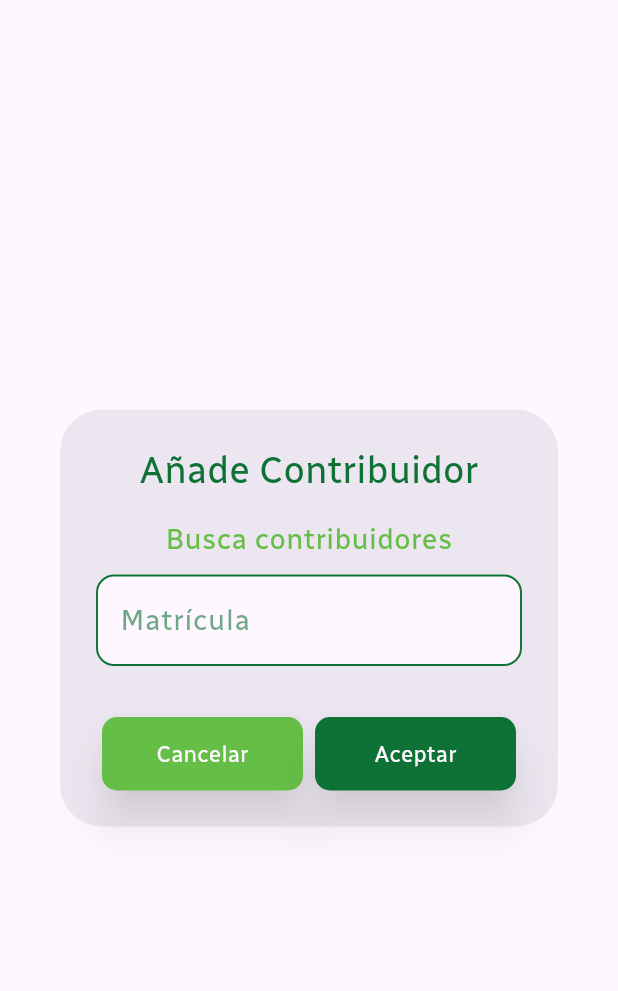
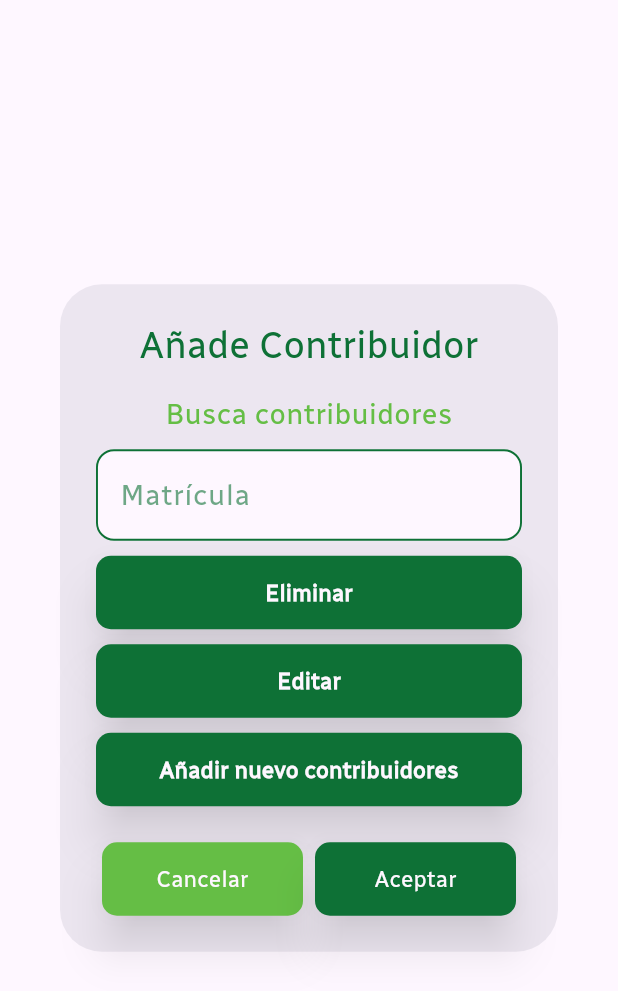
Before and after one commit to AntonioNoguera/project_atenea, a Flutter app: the AddContributorDialog widget shown alone on an empty page, opened directly, on a phone screen of 412 x 824 dp. Shown: the top 991 px of the screen. Run offline on Flutter 3.47's test engine with Material 3 defaults, Android fonts, the phone set to English and light mode, and no system bars; our stand-ins replace cloud_firestore, file_picker, firebase_core, flutter_colorpicker, flutter_svg, fluttertoast and 2 more; accounts and stored records are empty.

Commit message:
Feat [ Created new Button V2 Component ] -> New better angled button is created, pending on full deprecated previous version, and improve some of the background methods

```diff
--- a/lib/src/presentation/pages/home/content_management/academies/create/widget/add_contributor_dialog.dart
+++ b/lib/src/presentation/pages/home/content_management/academies/create/widget/add_contributor_dialog.dart
@@ -37,22 +37,44 @@ class AddContributorDialog extends StatelessWidget {
                   ),
                 ),
 
-                SizedBox(height: 10,),
+                const SizedBox(height: 10,),
 
                 const AteneaField(
                   placeHolder: 'Nuevo Nombre',
                   inputNameText: 'Matrícula',
                 ),
 
-                SizedBox(height: 10,),
-                /*
-                AteneaCheckboxButton(
-                  initialState: true,
-                  onChanged: (value) {
-                    print("Esta seleccionado: " + value.toString());
-                  },
+                const SizedBox(height: 10,),
+
+                Wrap(
+                  spacing: 10.0, // Espacio horizontal entre los elementos
+                  runSpacing: 10.0,
+                  children: [
+                    AteneaCheckboxButton(
+                      checkboxText: 'Eliminar',
+                      initialState: true,
+                      onChanged: (value) {
+                        print("Esta seleccionado: " + value.toString());
+                      },
+                    ),
+                    AteneaCheckboxButton(
+                      checkboxText: 'Editar',
+                      initialState: true,
+                      onChanged: (value) {
+                        print("Esta seleccionado: " + value.toString());
+                      },
+                    ),
+                    AteneaCheckboxButton(
+                      checkboxText: 'Añadir nuevo contribuidores',
+                      initialState: true,
+                      onChanged: (value) {
+                        print("Esta seleccionado: " + value.toString());
+                      },
+                    ),
+                  ],
                   )
-*/
+
+
               ],
             ),
           ),
--- a/lib/src/presentation/widgets/atenea_button_v2.dart
+++ b/lib/src/presentation/widgets/atenea_button_v2.dart
@@ -5,15 +5,95 @@ import 'package:flutter_svg/flutter_svg.dart';
 import 'package:proyect_atenea/src/presentation/values/app_theme.dart';
 import 'package:proyect_atenea/src/presentation/widgets/atenea_dialog.dart';
 
-class SvgButton {
+class SvgButtonStyle {
   final String svgPath;
   final double svgDimentions;
   final Color svgTint;
 
-  SvgButton({
+  SvgButtonStyle({
     required this.svgPath,
     required this.svgDimentions,
     required this.svgTint
     }
   );
 }
+
+class AteneaButtonV2 extends StatelessWidget {
+
+  final String? text;
+
+  final TextStyle textStyle;
+
+  final VoidCallback? onPressed;
+
+  final AteneaButtonStyles btnStyles;
+
+  final SvgButtonStyle? svgIcon;
+
+  final bool xpndText;
+
+  var padding = const EdgeInsets.symmetric(vertical: 14.0, horizontal: 24.0);
+
+  AteneaButtonV2({
+    super.key,
+    this.text,
+    this.onPressed,
+    this.textStyle = const TextStyle(
+      color: AppColors.primaryColor,
+      fontSize: FontSizes.h4,
+      fontWeight: FontWeights.semibold,
+    ),
+    this.btnStyles = const AteneaButtonStyles(
+      backgroundColor: AppColors.primaryColor,
+      textColor: AppColors.ateneaWhite,
+    ),
+    this.svgIcon,
+    this.xpndText = false,
+  });
+
+  @override
+  Widget build(BuildContext context) {
+    return ElevatedButton(
+      style: ElevatedButton.styleFrom(
+        backgroundColor: btnStyles.backgroundColor,
+        padding: padding,
+        shape: RoundedRectangleBorder(
+          borderRadius: BorderRadius.circular(10),
+        ),
+        elevation: 12.0,
+        shadowColor: Colors.black.withOpacity(0.5),
+        side: btnStyles.hasBorder ? BorderSide(
+                  color: btnStyles.textColor,
+                  width: 1.5,
+                  style: BorderStyle.solid,
+                ) : BorderSide.none,
+      ),
+      onPressed: onPressed,
+      child: Row(
+        mainAxisAlignment: MainAxisAlignment.center,
+        children: [
+
+          if (text != null)
+            Text(
+              text!,
+              style: textStyle,
+            ),
+
+          if (xpndText)
+            const Spacer(),
+
+          if (svgIcon != null)
+            Padding(
+              padding: EdgeInsets.only(left: text != null ? 8.0 : 0.0),
+              child: SvgPicture.asset(
+                svgIcon!.svgPath,
+                height: svgIcon!.svgDimentions,
+                width: svgIcon!.svgDimentions,
+                color: btnStyles.textColor,
+              ),
+            ),
+        ],
+      ),
+    );
+  }
+}
--- a/lib/src/presentation/widgets/atenea_checkbox_button.dart
+++ b/lib/src/presentation/widgets/atenea_checkbox_button.dart
@@ -1,6 +1,7 @@
 import 'package:flutter/material.dart';
 import 'package:proyect_atenea/src/presentation/values/app_theme.dart';
 import 'package:proyect_atenea/src/presentation/widgets/atenea_button.dart';
+import 'package:proyect_atenea/src/presentation/widgets/atenea_button_v2.dart';
 import 'package:proyect_atenea/src/presentation/widgets/atenea_dialog.dart';
 
 class AteneaCheckboxButton extends StatefulWidget {
@@ -9,16 +10,30 @@ class AteneaCheckboxButton extends StatefulWidget {
   final String checkboxText;
 
   static Map<bool, AteneaButtonStyles> checkStates = {
-      true : AteneaButtonStyles(
+      true : const AteneaButtonStyles(
         backgroundColor: AppColors.primaryColor,
         textColor: AppColors.ateneaWhite,
         hasBorder: false
       ),
 
-      false: AteneaButtonStyles(
+      false: const AteneaButtonStyles(
         backgroundColor: AppColors.ateneaWhite,
         textColor: AppColors.primaryColor,
         hasBorder: true
+      ),
+  };
+
+  static Map<bool, TextStyle> checkStatesText = {
+      true : AppTextStyles.builder(
+        color: AppColors.ateneaWhite,
+        size: FontSizes.body2,
+        weight: FontWeights.semibold,
+      ),
+
+      false: AppTextStyles.builder(
+        color: AppColors.primaryColor.withOpacity(0.4),
+        size: FontSizes.body2,
+        weight: FontWeights.semibold,
       ),
   };
 
@@ -51,9 +66,10 @@ class _ToggleButtonState extends State<AteneaCheckboxButton> {
   @override
   Widget build(BuildContext context) {
 
-    return AteneaButton(
+    return AteneaButtonV2(
       onPressed: _toggleSelection,
-      backgroundColor:   _isSelected ? Colors.blue : Colors.grey,
+      btnStyles:  AteneaCheckboxButton.checkStates[_isSelected]!,
+      textStyle: AteneaCheckboxButton.checkStatesText[_isSelected]!,
       text : widget.checkboxText,
     );
   }
--- a/lib/src/presentation/widgets/atenea_dialog.dart
+++ b/lib/src/presentation/widgets/atenea_dialog.dart
@@ -8,7 +8,7 @@ class AteneaButtonStyles {
   final Color textColor;
   final bool hasBorder;
 
-  AteneaButtonStyles({
+  const AteneaButtonStyles({
     required this.backgroundColor,
     required this.textColor,
     this.hasBorder = false
```
